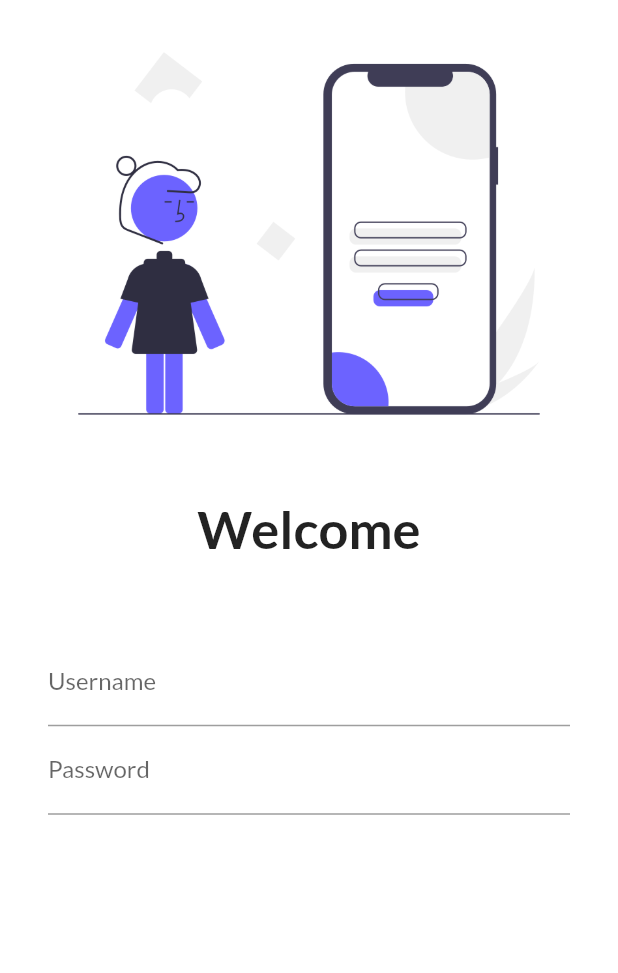
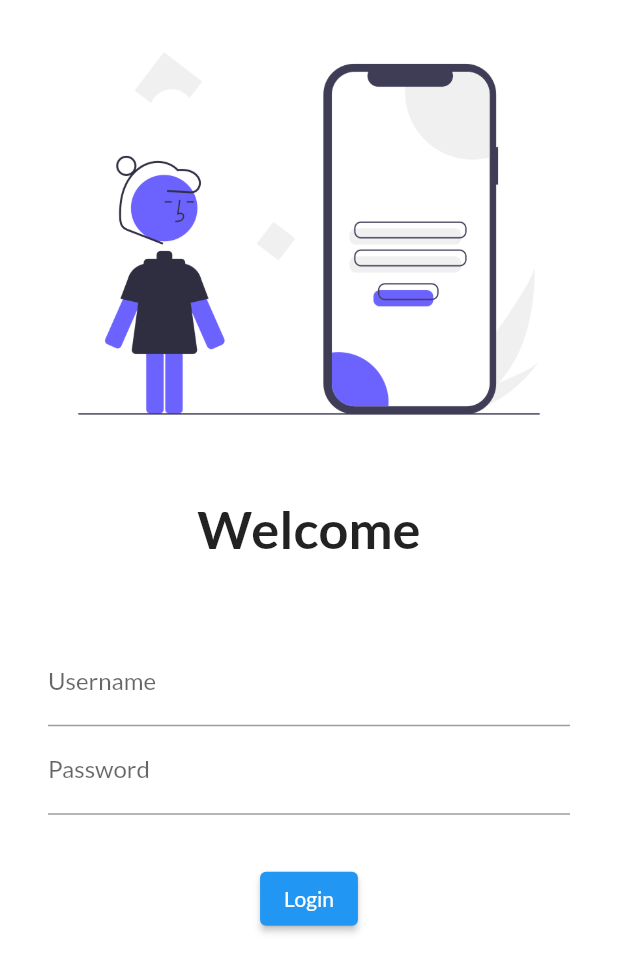
Before and after one commit to clunkiersalt817/BasicAndroidApp, a Flutter app: the screen it shows after launch, on a phone screen of 412 x 824 dp. Shown: the top 973 px of the screen. Run offline on Flutter 3.47's test engine with Material 2 defaults, Android fonts, the phone set to English and light mode, and no system bars; our stand-ins replace google_fonts.

Commit message:
day 3 complete

```diff
--- a/lib/pages/login_page.dart
+++ b/lib/pages/login_page.dart
@@ -32,12 +32,18 @@ class LoginPage extends StatelessWidget {
                       hintText: 'Enter Username', labelText: 'Username'),
                 ),
                 TextFormField(
+                  obscureText: true,
                   decoration: InputDecoration(
                       hintText: 'Enter Password', labelText: 'Password'),
                 ),
               ],
             ),
-          )
+          ),
+          ElevatedButton(
+              onPressed: () {
+                print('Hi Kshitiz');
+              },
+              child: Text('Login')),
         ],
       ),
     );
```
